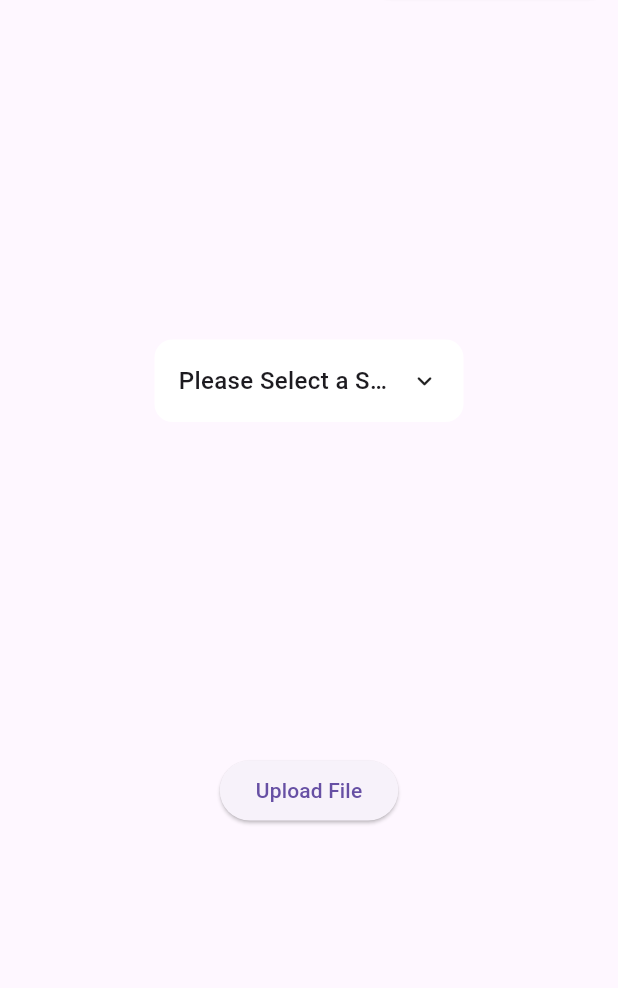
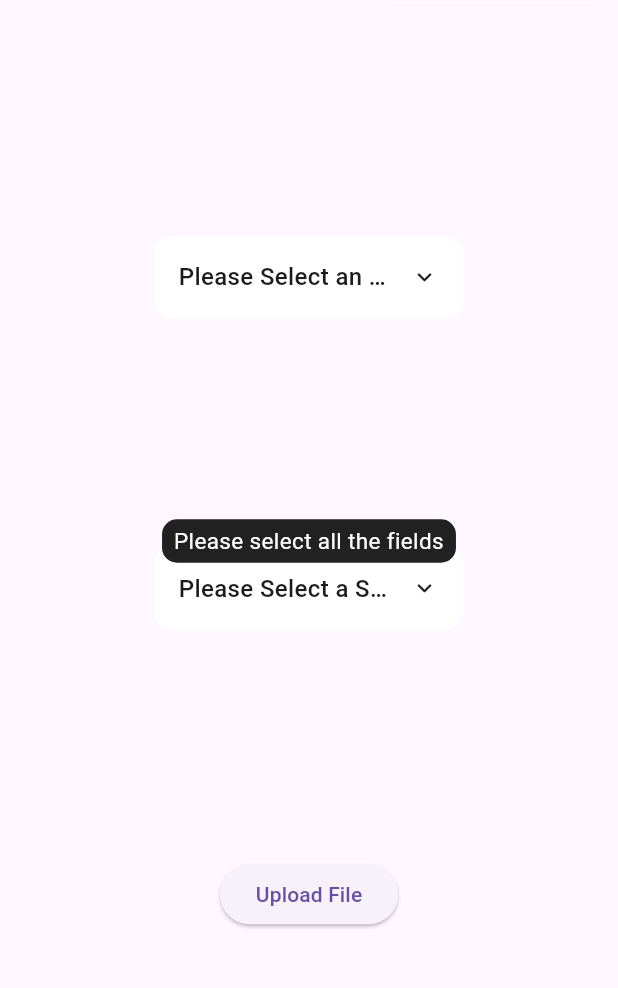
Before and after one commit to M4dhav/Bennett-Calendar, a Flutter app: the screen it shows after launch, after a tap on "Upload File", on a phone screen of 412 x 824 dp, the part 77-1065 px from its top. Run offline on Flutter 3.47's test engine with Material 3 defaults, Android fonts, the phone set to English and light mode, and no system bars; drawn by our look-alikes of animated_custom_dropdown, oktoast; our stand-ins replace dio, file_picker, google_sign_in, sizer.

Commit message:
feat: added two more Dropdowns

```diff
--- a/lib/home.dart
+++ b/lib/home.dart
@@ -8,6 +8,7 @@ import 'package:file_picker/file_picker.dart';
 import 'package:flutter/material.dart';
 import 'package:google_sign_in/google_sign_in.dart';
 import 'package:sizer/sizer.dart';
+import 'package:oktoast/oktoast.dart';
 
 class HomePage extends StatefulWidget {
   const HomePage({super.key});
@@ -19,15 +20,65 @@ class HomePage extends StatefulWidget {
 class _HomePageState extends State<HomePage> {
   final SingleSelectController<String?> splController =
       SingleSelectController("Please Select a Specialisation");
+  final SingleSelectController<String?> electiveController =
+      SingleSelectController("Please Select an Elective");
+  String? splElective;
   List<String> list = [
     "Please Select a Specialisation",
     'AI',
     "Data Science",
     "Cybersecurity",
     "DevOps",
-    "Cloud Computing"
+    "Cloud Computing",
+    "Full Stack",
+    "Core",
+    "Blockchain",
+    "Gaming",
+    "IoT And Robotics",
+    "Quantum Computing",
+    "AR/VR",
+    "Product Design Technology",
+  ];
+  List<String> electiveList = [
+    "Please Select an Elective",
+    'Soft Computing',
+    "Compiler Construction",
+    "Engineering Optimization",
+    "Software Project Management",
+  ];
+  List<List<String>> splElectives = [
+    ["Please Select a Specialisation Elective"],
+    [
+      "Image And Video Processing",
+      "Natural Language Processing",
+    ],
+    [
+      "Time Series Analysis",
+      "Big Data Analytics And Buisness Intelligence",
+    ],
+    [
+      "Penetraion Testing, Auditing and Ethical Testing",
+    ],
+    [
+      "Build And Release Managment in DevOps",
+    ],
+    ["Cloud Infrastructure and Services"],
+    ["Front-End Web UI Frameworks and Tools: Bootstrap"],
+    ["Blockchain Technologies: Platforms & Applications"],
+    ["Augmented Reality"],
+    ["IoT Analytics"],
+    ["Quantum Computing for Data Analysis"],
+    ["Augmented Reality and ARCore"],
+    ['Design and Manufacturing for Digital Products']
   ];
   Future<void> uploadFile() async {
+    if (splController.value == "Please Select a Specialisation" ||
+        electiveController.value == "Please Select an Elective" ||
+        splElective == null) {
+      showToast("Please select all the fields");
+
+      return;
+    }
     // Pick the file
     FilePickerResult? result = await FilePicker.platform.pickFiles(
       type: FileType.custom,
@@ -44,9 +95,9 @@ class _HomePageState extends State<HomePage> {
           file.bytes!,
           filename: file.name,
         ),
-        'spl': "AI",
-        'spl_elective': "NLP",
-        "elective": "Soft Computing",
+        'spl': splController.value,
+        'spl_elective': splElective,
+        "elective": electiveController.value,
       });
       final response = await dio.post(
         'https://bennett-calendar-backend.onrender.com/upload',
@@ -92,17 +143,37 @@ class _HomePageState extends State<HomePage> {
           child: Column(
             mainAxisAlignment: MainAxisAlignment.spaceEvenly,
             children: [
+              DropDownWidget(
+                list: electiveList,
+                splController: electiveController,
+                onChanged: (value) {
+                  setState(() {});
+                },
+              ),
+              DropDownWidget(
+                list: list,
+                splController: splController,
+                onChanged: (value) {
+                  setState(() {
+                    splElective = list[list.indexOf(splController.value!)][0];
+                  });
+                },
+              ),
+              if (splController.value != "Please Select a Specialisation")
                 SizedBox(
                   width: 50.w,
                   child: CustomDropdown<String>(
                     decoration: CustomDropdownDecoration(),
-                  hintText: 'Select job role',
-                  items: list,
+                    hintText: 'Please Select a Specialisation',
+                    items: splElectives[list.indexOf(splController.value!)],
                     onChanged: (value) {
-                    log('value of controller $value');
-                    print(splController.value);
+                      print(value);
+                      setState(() {
+                        splElective = value;
+                      });
                     },
-                  controller: splController,
+                    initialItem:
+                        splElectives[list.indexOf(splController.value!)][0],
                   ),
                 ),
               ElevatedButton(
@@ -118,3 +189,30 @@ class _HomePageState extends State<HomePage> {
     );
   }
 }
+
+class DropDownWidget extends StatelessWidget {
+  const DropDownWidget({
+    super.key,
+    required this.list,
+    required this.splController,
+    required this.onChanged,
+  });
+
+  final List<String> list;
+  final SingleSelectController<String?> splController;
+  final Function(String?) onChanged;
+
+  @override
+  Widget build(BuildContext context) {
+    return SizedBox(
+      width: 50.w,
+      child: CustomDropdown<String>(
+        decoration: CustomDropdownDecoration(),
+        hintText: 'Please Select a Specialisation',
+        items: list,
+        onChanged: onChanged,
+        controller: splController,
+      ),
+    );
+  }
+}
--- a/lib/main.dart
+++ b/lib/main.dart
@@ -1,6 +1,7 @@
 import 'package:flutter/material.dart';
 import 'package:bennett_cal/home.dart';
 import 'package:sizer/sizer.dart';
+import 'package:oktoast/oktoast.dart';
 
 void main() {
   runApp(const MyApp(
@@ -14,12 +15,14 @@
   @override
   Widget build(BuildContext context) {
     return Sizer(builder: (context, orientation, deviceType) {
-      return MaterialApp(
-        title: 'Flutter Demo',
-        theme: ThemeData(
-            // Your theme settings
-            ),
-        home: HomePage(),
+      return OKToast(
+        child: MaterialApp(
+          title: 'Flutter Demo',
+          theme: ThemeData(
+              // Your theme settings
+              ),
+          home: HomePage(),
+        ),
       );
     });
   }
--- a/pubspec.yaml
+++ b/pubspec.yaml
@@ -36,6 +36,7 @@ dependencies:
   dio:
   file_picker:
   path:
+  oktoast:
   animated_custom_dropdown:
   sizer:
 
```
Also changed, not shown: pubspec.lock, 1 other file. Lines whose indentation alone changed are shown as unchanged.
